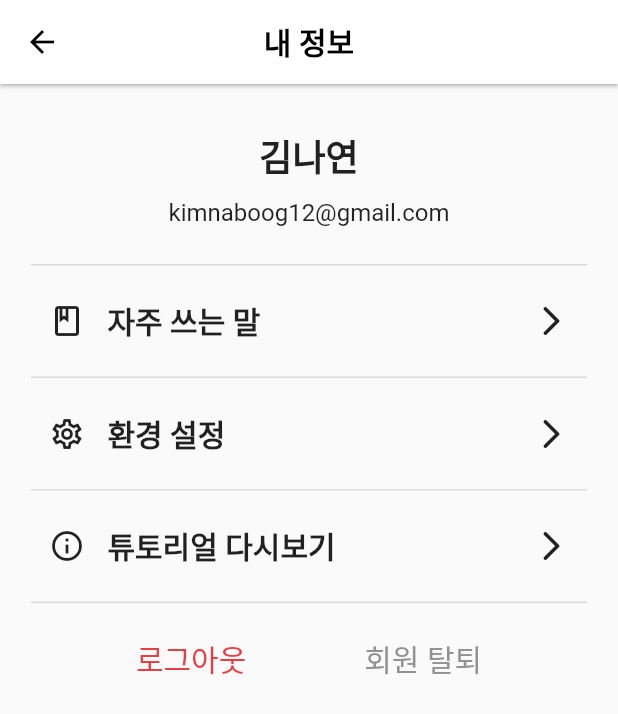
After one commit to team-siksik/hearo, a Flutter app: the SettingHome screen opened directly, on a phone screen of 412 x 824 dp. The commit adds this screen. Shown: the top 714 px of the screen. Run offline on Flutter 3.47's test engine with Material 2 defaults, Android fonts, the phone set to English and light mode, and no system bars; our stand-ins replace carousel_slider, get; missing offline and left inert: chat_gpt_api.

Commit message:
Feat: 내 정보 화면 연결

```diff
--- a/frontend/hearo_app/lib/screens/login_screen.dart
+++ b/frontend/hearo_app/lib/screens/login_screen.dart
@@ -18,7 +18,7 @@ class LoginScreen extends StatelessWidget {
           children: [
             GestureDetector(
                 onTap: () {
-                  Get.to(const GptTemp());
+                  Get.to(GptTemp());
                 },
                 child: Image.asset("assets/images/hearo1.png")),
             const Column(
@@ -110,7 +110,7 @@ class LoginScreen extends StatelessWidget {
                                             borderRadius: BorderRadius.all(
                                                 Radius.circular(10))))),
                                 onPressed: () {
-                                  Get.to(const HomeScreen());
+                                  Get.to(() => HomeScreen());
                                 },
                                 child: const Row(
                                   mainAxisAlignment: MainAxisAlignment.center,
--- /dev/null
+++ b/frontend/hearo_app/lib/screens/mysettings/setting_home.dart
@@ -0,0 +1,157 @@
+import 'package:flutter/material.dart';
+import 'package:hearo_app/widgets/common/custom_app_bar_inner.dart';
+
+class SettingHome extends StatelessWidget {
+  const SettingHome({super.key});
+
+  @override
+  Widget build(BuildContext context) {
+    Size size = MediaQuery.of(context).size;
+    return Scaffold(
+      appBar: CustomAppBarInner(name: "내 정보"),
+      body: Container(
+        margin: EdgeInsets.only(top: 30),
+        width: size.width,
+        child: Column(mainAxisAlignment: MainAxisAlignment.start, children: [
+          Text(
+            "김나연",
+            style: TextStyle(fontSize: 24, fontWeight: FontWeight.w700),
+          ),
+          Container(
+              padding: EdgeInsets.only(top: 10, bottom: 25),
+              child: Text("kimnaboog12@gmail.com",
+                  style: TextStyle(fontSize: 16))),
+          Container(
+            width: size.width * 0.9,
+            padding: EdgeInsets.symmetric(vertical: 22),
+            decoration: BoxDecoration(
+                border:
+                    Border(top: BorderSide(color: Colors.black12, width: 1))),
+            child: Padding(
+              padding: const EdgeInsets.symmetric(horizontal: 12),
+              child: Row(
+                mainAxisAlignment: MainAxisAlignment.spaceBetween,
+                crossAxisAlignment: CrossAxisAlignment.center,
+                children: [
+                  Row(
+                    mainAxisAlignment: MainAxisAlignment.start,
+                    crossAxisAlignment: CrossAxisAlignment.center,
+                    children: [
+                      Icon(Icons.book_outlined),
+                      Padding(
+                        padding: const EdgeInsets.only(left: 15),
+                        child: Text("자주 쓰는 말",
+                            style: TextStyle(
+                                fontSize: 20, fontWeight: FontWeight.w600)),
+                      )
+                    ],
+                  ),
+                  Icon(Icons.arrow_forward_ios_rounded)
+                ],
+              ),
+            ),
+          ),
+          Container(
+            width: size.width * 0.9,
+            padding: EdgeInsets.symmetric(vertical: 22),
+            decoration: BoxDecoration(
+                border:
+                    Border(top: BorderSide(color: Colors.black12, width: 1))),
+            child: Padding(
+              padding: const EdgeInsets.symmetric(horizontal: 12),
+              child: Row(
+                mainAxisAlignment: MainAxisAlignment.spaceBetween,
+                crossAxisAlignment: CrossAxisAlignment.center,
+                children: [
+                  Row(
+                    mainAxisAlignment: MainAxisAlignment.start,
+                    crossAxisAlignment: CrossAxisAlignment.center,
+                    children: [
+                      Icon(
+                        Icons.settings_outlined,
+                      ),
+                      Padding(
+                        padding: const EdgeInsets.only(left: 15),
+                        child: Text("환경 설정",
+                            style: TextStyle(
+                                fontSize: 20, fontWeight: FontWeight.w600)),
+                      )
+                    ],
+                  ),
+                  Icon(Icons.arrow_forward_ios_rounded)
+                ],
+              ),
+            ),
+          ),
+          Container(
+            width: size.width * 0.9,
+            padding: EdgeInsets.symmetric(vertical: 22),
+            decoration: BoxDecoration(
+                border:
+                    Border(top: BorderSide(color: Colors.black12, width: 1))),
+            child: Padding(
+              padding: const EdgeInsets.symmetric(horizontal: 12),
+              child: Row(
+                mainAxisAlignment: MainAxisAlignment.spaceBetween,
+                crossAxisAlignment: CrossAxisAlignment.center,
+                children: [
+                  Row(
+                    mainAxisAlignment: MainAxisAlignment.start,
+                    crossAxisAlignment: CrossAxisAlignment.center,
+                    children: [
+                      Icon(Icons.info_outline),
+                      Padding(
+                        padding: const EdgeInsets.only(left: 15),
+                        child: Text("튜토리얼 다시보기",
+                            style: TextStyle(
+                                fontSize: 20, fontWeight: FontWeight.w600)),
+                      )
+                    ],
+                  ),
+                  Icon(Icons.arrow_forward_ios_rounded)
+                ],
+              ),
+            ),
+          ),
+          Container(
+            width: size.width * 0.9,
+            padding: EdgeInsets.symmetric(vertical: 22),
+            decoration: BoxDecoration(
+                border:
+                    Border(top: BorderSide(color: Colors.black12, width: 1))),
+            child: Padding(
+              padding: const EdgeInsets.symmetric(horizontal: 70),
+              child: Row(
+                mainAxisAlignment: MainAxisAlignment.spaceBetween,
+                crossAxisAlignment: CrossAxisAlignment.center,
+                children: [
+                  // TODO : 컨펌 달기
+                  GestureDetector(
+                    onTap: () {},
+                    child: Text(
+                      "로그아웃",
+                      style: TextStyle(
+                          color: Color(0xffe63e43),
+                          fontSize: 20,
+                          fontWeight: FontWeight.w500),
+                    ),
+                  ),
+                  GestureDetector(
+                    onTap: () {},
+                    child: Text(
+                      "회원 탈퇴",
+                      style: TextStyle(
+                          color: Color(0xff929292),
+                          fontSize: 20,
+                          fontWeight: FontWeight.w500),
+                    ),
+                  ),
+                ],
+              ),
+            ),
+          )
+        ]),
+      ),
+    );
+  }
+}
--- a/frontend/hearo_app/lib/widgets/common/custom_app_bar.dart
+++ b/frontend/hearo_app/lib/widgets/common/custom_app_bar.dart
@@ -1,7 +1,9 @@
 import 'package:flutter/material.dart';
+import 'package:get/get.dart';
+import 'package:hearo_app/screens/mysettings/setting_home.dart';
 
 class CustomMainAppBar extends StatelessWidget implements PreferredSizeWidget {
-  const CustomMainAppBar({Key? key}) : super(key: key);
+  const CustomMainAppBar({super.key});
   @override
   Widget build(BuildContext context) {
     return AppBar(
@@ -23,12 +25,14 @@ class CustomMainAppBar extends StatelessWidget implements PreferredSizeWidget {
               )
             ],
           )),
-      actions: const [
+      actions: [
         Padding(
-          padding: EdgeInsets.fromLTRB(0, 0, 15, 0),
-          child: Icon(
-            Icons.settings,
-            color: Color(0xff929292),
+          padding: const EdgeInsets.fromLTRB(0, 0, 15, 0),
+          child: IconButton(
+            onPressed: () {
+              Get.to(() => SettingHome());
+            },
+            icon: const Icon(Icons.settings, color: Color(0xff929292)),
           ),
         )
       ],
--- /dev/null
+++ b/frontend/hearo_app/lib/widgets/common/custom_app_bar_inner.dart
@@ -0,0 +1,20 @@
+import 'package:flutter/material.dart';
+
+class CustomAppBarInner extends StatelessWidget implements PreferredSizeWidget {
+  final String name;
+  const CustomAppBarInner({super.key, required this.name});
+
+  @override
+  Widget build(BuildContext context) {
+    return AppBar(
+      foregroundColor: Colors.black,
+      elevation: 1,
+      centerTitle: true,
+      title: Text(name, style: TextStyle(fontWeight: FontWeight.w600)),
+      backgroundColor: Colors.white,
+    );
+  }
+
+  @override
+  Size get preferredSize => const Size.fromHeight(kToolbarHeight);
+}
```
